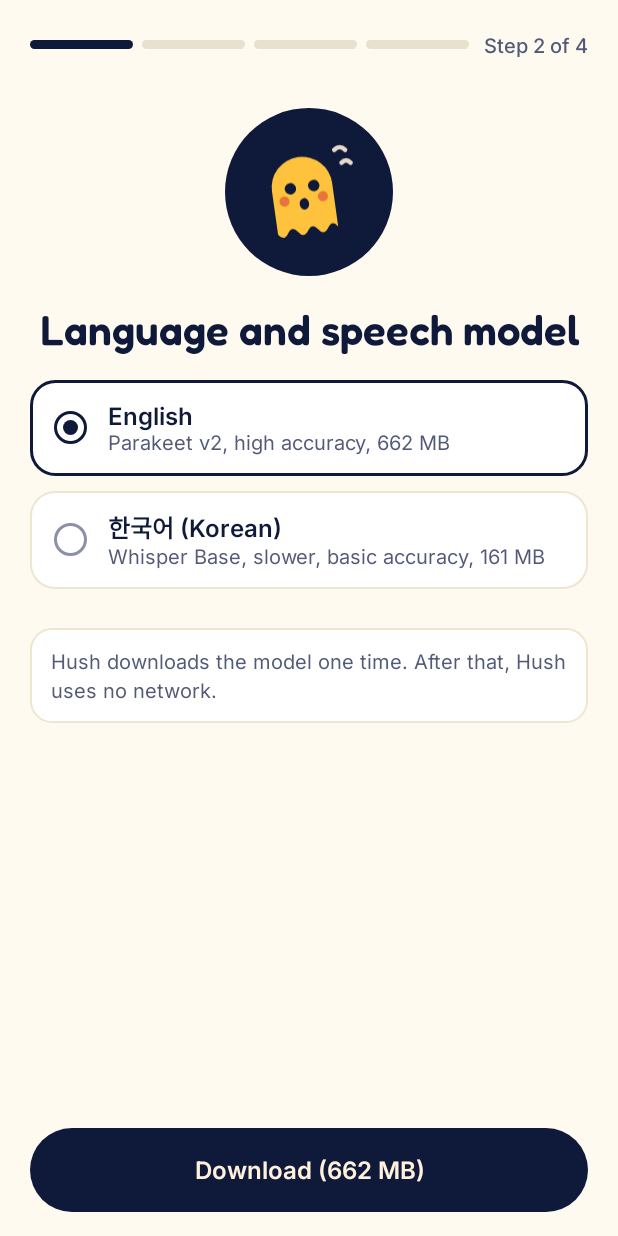
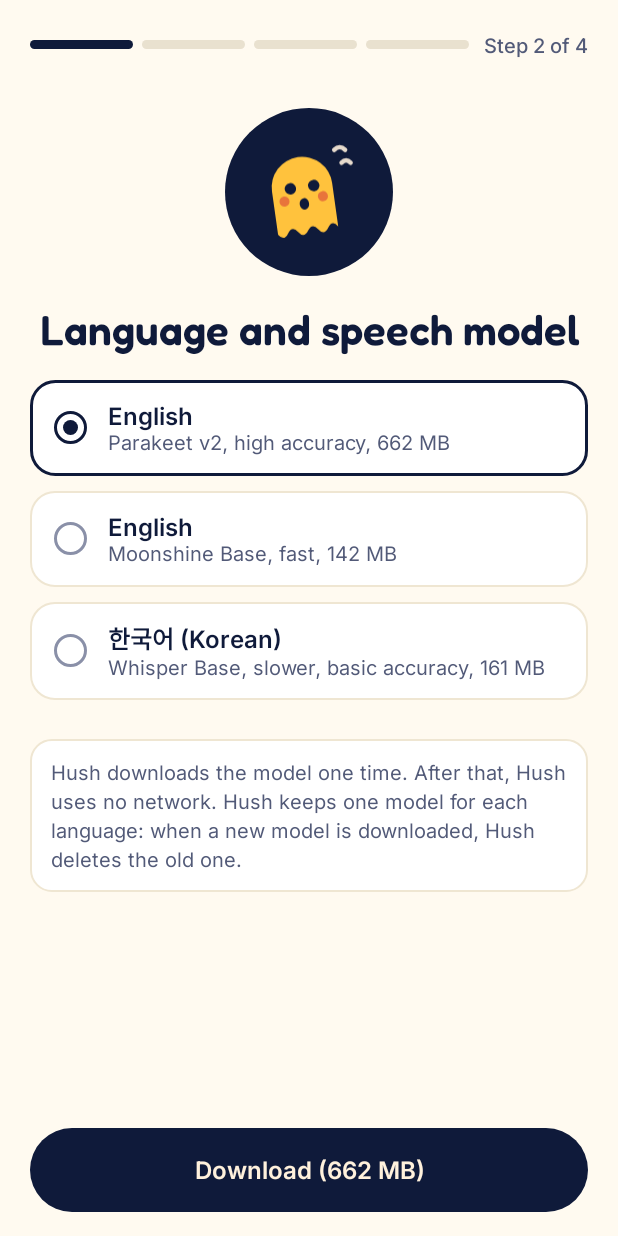
Before and after one commit to ksuh90/hush, an Android app: the screen it shows after launch (SetupActivity), on a phone screen of 412 x 824 dp. Run offline under Robolectric (Android 15) with nearby library versions, the phone set to English and light mode, and no system bars.

Commit message:
Offer Moonshine Base as a second English model
English now has two models on the language and speech model page:
Parakeet v2 (the default, high accuracy, 662 MB) and Moonshine Base
(fast, 142 MB). Korean does not change.

- A catalog entry is a language with one model. Prefs keeps the chosen
  model for each language, and the ready card, Settings and Diagnostics
  show it.
- Hush downloads a model only after a tap. Catalog.keep keeps one model
  for each language: after the chosen model is downloaded, the other
  model of that language is deleted. Until then the old model stays.
- The download button and the progress text show the same size as the
  option (the size includes the shared VAD file).

Version 0.3.0 (5).

```diff
--- a/app/build.gradle.kts
+++ b/app/build.gradle.kts
@@ -10,8 +10,8 @@ android {
         applicationId = "app.hush"
         minSdk = 33
         targetSdk = 33
-        versionCode = 4
-        versionName = "0.2.1"
+        versionCode = 5
+        versionName = "0.3.0"
         ndk { abiFilters += "arm64-v8a" }
     }
 
--- a/app/src/main/java/app/hush/Catalog.kt
+++ b/app/src/main/java/app/hush/Catalog.kt
@@ -3,7 +3,7 @@ package app.hush
 data class ModelFile(val name: String, val url: String, val sha256: String, val bytes: Long)
 
 /** Model families that the engine can load. To add a family, add a value and a branch in [Engine]. */
-enum class Family { TRANSDUCER, WHISPER }
+enum class Family { TRANSDUCER, MOONSHINE, WHISPER }
 
 data class ModelSpec(
     val id: String,
@@ -19,14 +19,19 @@ data class ModelSpec(
     val bytes get() = files.sumOf { it.bytes }
 }
 
-/** A dictation language. [modelLanguage] is the code that a multilingual model gets. */
+/**
+ * A dictation language with one of its models. A language can have more than one entry, one for each model.
+ * The first entry of a language is its default. [modelLanguage] is the code that a multilingual model gets.
+ */
 data class Language(
     val code: String,
     val label: String,
     val note: String,
     val model: ModelSpec,
     val modelLanguage: String = code,
-)
+) {
+    val key get() = "$code/${model.id}"
+}
 
 object Catalog {
     val vad = ModelFile(
@@ -61,6 +66,27 @@ object Catalog {
         maxChunkSeconds = 20,
     )
 
+    private const val MOONSHINE_BASE_EN_URL =
+        "https://huggingface.co/csukuangfj2/sherpa-onnx-moonshine-base-en-quantized-2026-02-27/resolve/8f4d6c58c03d40bcea40043bb7120a878f2bbef6"
+
+    val moonshineBaseEn = ModelSpec(
+        id = "moonshine-base-en-quantized-2026-02-27",
+        family = Family.MOONSHINE,
+        encoder = ModelFile(
+            "encoder_model.ort", "$MOONSHINE_BASE_EN_URL/encoder_model.ort",
+            "7c66495948d0d08ec1af454cd4b5514862ae6511e94712a60e6d83eaec8dc8cf", 31_326_816,
+        ),
+        decoder = ModelFile(
+            "decoder_model_merged.ort", "$MOONSHINE_BASE_EN_URL/decoder_model_merged.ort",
+            "d9d7b333af34bc552580576ddcf248a1c6c839e0d3b43b09afb9376ed009899d", 109_424_400,
+        ),
+        tokens = ModelFile(
+            "tokens.txt", "$MOONSHINE_BASE_EN_URL/tokens.txt",
+            "2870d843e14c1e187bf1913a521562a63b53933814bd7f2145120468f494a049", 549_350,
+        ),
+        maxChunkSeconds = 20,
+    )
+
     private const val WHISPER_BASE_URL =
         "https://huggingface.co/csukuangfj/sherpa-onnx-whisper-base/resolve/bb53ee204431c90d314c1cc08d28d23e5b7927cc"
 
@@ -85,10 +111,24 @@ object Catalog {
 
     val languages = listOf(
         Language("en", "English", "Parakeet v2, high accuracy", parakeetV2),
+        Language("en", "English", "Moonshine Base, fast", moonshineBaseEn),
         Language("ko", "한국어 (Korean)", "Whisper Base, slower, basic accuracy", whisperBase),
     )
 
     val models get() = languages.map { it.model }.distinct()
 
-    fun language(code: String): Language = languages.firstOrNull { it.code == code } ?: languages.first()
+    /** The entry for [code] with the model [modelId]. Without a match, the default model of the language, then English. */
+    fun language(code: String, modelId: String? = null): Language =
+        languages.firstOrNull { it.code == code && it.model.id == modelId }
+            ?: languages.firstOrNull { it.code == code }
+            ?: languages.first()
+
+    /**
+     * The models to keep on the phone. Hush keeps one model for each language: when the [chosen] model is ready,
+     * the other models of that language go. Until then the old model stays, so the user can go back to it.
+     */
+    fun keep(chosen: Language, ready: (ModelSpec) -> Boolean): Set<ModelSpec> {
+        val drop = if (ready(chosen.model)) languages.filter { it.code == chosen.code }.map { it.model } - chosen.model else emptyList()
+        return models.toSet() - drop.toSet()
+    }
 }
--- a/app/src/main/java/app/hush/DiagnosticsActivity.kt
+++ b/app/src/main/java/app/hush/DiagnosticsActivity.kt
@@ -18,7 +18,7 @@ class DiagnosticsActivity : Activity() {
     override fun onResume() {
         super.onResume()
         val prefs = Prefs(this)
-        val language = Catalog.language(prefs.languageCode)
+        val language = prefs.language
         val ready = ModelStore.of(this).isReady(language.model)
         val lines = listOf(
             "Hush ${packageManager.getPackageInfo(packageName, 0).versionName}",
--- a/app/src/main/java/app/hush/Downloads.kt
+++ b/app/src/main/java/app/hush/Downloads.kt
@@ -31,6 +31,8 @@ object Downloads {
                     Downloader().fetch(model, file, { done -> update(Status(spec.id, before + done, total, true)) }) { cancelled }
                     before += model.bytes
                 }
+                // The new model is ready, so the other model of the same language can go.
+                store.prune(context.applicationContext)
                 update(Status(spec.id, total, total, running = false), force = true)
             } catch (e: CancellationException) {
                 update(null, force = true)
--- a/app/src/main/java/app/hush/HushService.kt
+++ b/app/src/main/java/app/hush/HushService.kt
@@ -30,7 +30,7 @@ class HushService : AccessibilityService(), Recorder.Listener {
         worker = Executors.newSingleThreadExecutor()
         bubble = Bubble(this, prefs, ::onAction)
         Recorder.listener = this
-        worker.execute { ModelStore.of(this).prune(Catalog.models) }
+        worker.execute { ModelStore.of(this).prune(this) }
         refresh()
     }
 
@@ -85,7 +85,7 @@ class HushService : AccessibilityService(), Recorder.Listener {
         effects.forEach(::run)
     }
 
-    private fun language() = Catalog.language(prefs.languageCode)
+    private fun language() = prefs.language
 
     private fun run(effect: Effect) {
         when (effect) {
--- a/app/src/main/java/app/hush/ModelStore.kt
+++ b/app/src/main/java/app/hush/ModelStore.kt
@@ -21,8 +21,6 @@ class ModelStore(private val root: File) {
 
     fun isReady(spec: ModelSpec) = parts(spec).all { (model, file) -> file.length() == model.bytes }
 
-    fun missingBytes(spec: ModelSpec) = parts(spec).filter { (model, file) -> file.length() != model.bytes }.sumOf { it.first.bytes }
-
     fun delete(spec: ModelSpec) {
         File(root, spec.id).deleteRecursively()
     }
@@ -32,6 +30,9 @@ class ModelStore(private val root: File) {
         val ids = keep.map { it.id }.toSet()
         root.listFiles()?.filter { it.isDirectory && it.name !in ids }?.forEach { it.deleteRecursively() }
     }
+
+    /** Deletes the models that [Catalog.keep] does not keep for the chosen language. */
+    fun prune(context: Context) = prune(Catalog.keep(Prefs(context).language, ::isReady))
 
     companion object {
         fun totalBytes(spec: ModelSpec) = spec.bytes + Catalog.vad.bytes
--- a/app/src/main/java/app/hush/Prefs.kt
+++ b/app/src/main/java/app/hush/Prefs.kt
@@ -8,9 +8,13 @@ import java.util.Date
 class Prefs(context: Context) {
     private val prefs: SharedPreferences = context.getSharedPreferences("hush", Context.MODE_PRIVATE)
 
-    var languageCode: String
-        get() = prefs.getString("language", null) ?: Catalog.languages.first().code
-        set(value) = prefs.edit().putString("language", value).apply()
+    /** The chosen language and model. Hush remembers the model of each language. */
+    var language: Language
+        get() {
+            val code = prefs.getString("language", null) ?: Catalog.languages.first().code
+            return Catalog.language(code, prefs.getString("model_$code", null))
+        }
+        set(value) = prefs.edit().putString("language", value.code).putString("model_${value.code}", value.model.id).apply()
 
     /** True after Hush asked for the microphone one time. Then Android can stop showing the request. */
     var micAsked: Boolean
--- a/app/src/main/java/app/hush/SettingsActivity.kt
+++ b/app/src/main/java/app/hush/SettingsActivity.kt
@@ -40,7 +40,7 @@ class SettingsActivity : Activity() {
     }
 
     private fun refresh() {
-        val language = Catalog.language(prefs.languageCode)
+        val language = prefs.language
         val megabytes = SetupActivity.megabytes(ModelStore.totalBytes(language.model))
         text(R.id.languageSummary, getString(R.string.language_summary, language.label, language.note, megabytes))
         val downloading = Downloads.status?.let { it.specId == language.model.id && it.running } == true
@@ -53,7 +53,7 @@ class SettingsActivity : Activity() {
     }
 
     private fun confirmDelete() {
-        val spec = Catalog.language(prefs.languageCode).model
+        val spec = prefs.language.model
         val dialog = AlertDialog.Builder(this)
             .setTitle(R.string.delete_confirm_title)
             .setMessage(getString(R.string.delete_confirm_text, SetupActivity.megabytes(ModelStore.totalBytes(spec))))
--- a/app/src/main/java/app/hush/SetupActivity.kt
+++ b/app/src/main/java/app/hush/SetupActivity.kt
@@ -47,7 +47,7 @@ class SetupActivity : Activity() {
         setContentView(R.layout.activity_setup)
         prefs = Prefs(this)
         store = ModelStore.of(this)
-        if (!languagePage) Thread({ store.prune(Catalog.models) }, "hush-prune").start()
+        if (!languagePage) Thread({ store.prune(this) }, "hush-prune").start()
         addLanguageOptions()
         view<View>(R.id.back).setOnClickListener { finish() }
         view<TextView>(R.id.appBarTitle).setText(R.string.title_language)
@@ -76,7 +76,7 @@ class SetupActivity : Activity() {
         refresh()
     }
 
-    private fun language() = Catalog.language(prefs.languageCode)
+    private fun language() = prefs.language
 
     private fun refresh() {
         val mic = checkSelfPermission(Manifest.permission.RECORD_AUDIO) == PackageManager.PERMISSION_GRANTED
@@ -196,7 +196,7 @@ class SetupActivity : Activity() {
         val anyRunning = Downloads.status?.running == true
         val group = view<RadioGroup>(R.id.languageGroup)
         // The language page is another activity, so the choice can change while this screen is in the back stack.
-        group.findViewWithTag<View>(language().code)?.let { if (group.checkedRadioButtonId != it.id) group.check(it.id) }
+        group.findViewWithTag<View>(language().key)?.let { if (group.checkedRadioButtonId != it.id) group.check(it.id) }
         for (i in 0 until group.childCount) {
             val option = group.getChildAt(i) as RadioButton
             option.isEnabled = !anyRunning
@@ -206,7 +206,7 @@ class SetupActivity : Activity() {
         val progress = view<ProgressBar>(R.id.progressBar)
         if (download?.running == true) {
             val fraction = if (download.total > 0) download.done.toFloat() / download.total else 0f
-            progressText.text = getString(R.string.status_model_downloading, (fraction * 100).toInt(), megabytes(download.total))
+            progressText.text = getString(R.string.status_model_downloading, (fraction * 100).toInt(), megabytes(ModelStore.totalBytes(spec)))
             progressText.visibility = View.VISIBLE
             progress.progress = (fraction * progress.max).toInt()
             progress.visibility = View.VISIBLE
@@ -216,7 +216,7 @@ class SetupActivity : Activity() {
             progressText.text = download?.error?.let { getString(R.string.status_model_failed, it) }
             progressText.visibility = if (download?.error != null) View.VISIBLE else View.GONE
             progress.visibility = View.GONE
-            button(R.id.mainButton, getString(R.string.action_download, megabytes(store.missingBytes(spec))))
+            button(R.id.mainButton, getString(R.string.action_download, megabytes(ModelStore.totalBytes(spec))))
             button(R.id.secondButton, null)
         }
     }
@@ -264,7 +264,7 @@ class SetupActivity : Activity() {
         for (language in Catalog.languages) {
             val option = layoutInflater.inflate(R.layout.language_option, group, false) as RadioButton
             option.id = View.generateViewId()
-            option.tag = language.code
+            option.tag = language.key
             val note = getString(R.string.option_note, language.note, megabytes(ModelStore.totalBytes(language.model)))
             option.text = SpannableStringBuilder(language.label).append('\n').apply {
                 val start = length
@@ -274,10 +274,11 @@ class SetupActivity : Activity() {
                 setSpan(TypefaceSpan(regular), start, length, Spanned.SPAN_EXCLUSIVE_EXCLUSIVE)
             }
             group.addView(option)
-            if (language.code == language().code) option.isChecked = true
+            if (language.key == language().key) option.isChecked = true
         }
         group.setOnCheckedChangeListener { radios, checkedId ->
-            prefs.languageCode = radios.findViewById<View>(checkedId).tag as String
+            val key = radios.findViewById<View>(checkedId).tag as String
+            prefs.language = Catalog.languages.first { it.key == key }
         }
     }
 
--- a/app/src/main/res/values/strings.xml
+++ b/app/src/main/res/values/strings.xml
@@ -19,7 +19,7 @@
     <string name="note_accessibility">If Android shows “Restricted setting”: tap “Open apps”, tap Hush, tap ⋮ (top right), tap “Allow restricted settings”, and try again.</string>
     <string name="lead_battery">In app info, set Battery to Unrestricted.</string>
     <string name="note_battery">On a Samsung phone, also go to Settings &gt; Battery &gt; Background usage limits and add Hush to “Never sleeping apps”.</string>
-    <string name="model_hint">Hush downloads the model one time. After that, Hush uses no network.</string>
+    <string name="model_hint">Hush downloads the model one time. After that, Hush uses no network. Hush keeps one model for each language: when a new model is downloaded, Hush deletes the old one.</string>
     <string name="try_hint">Tap here. The Hush ghost shows above the keyboard.</string>
 
     <string name="option_note">%1$s, %2$d\u00A0MB</string>
```
Also changed, not shown: app/src/main/java/app/hush/Engine.kt (+9 -0 lines), 3 other files.
